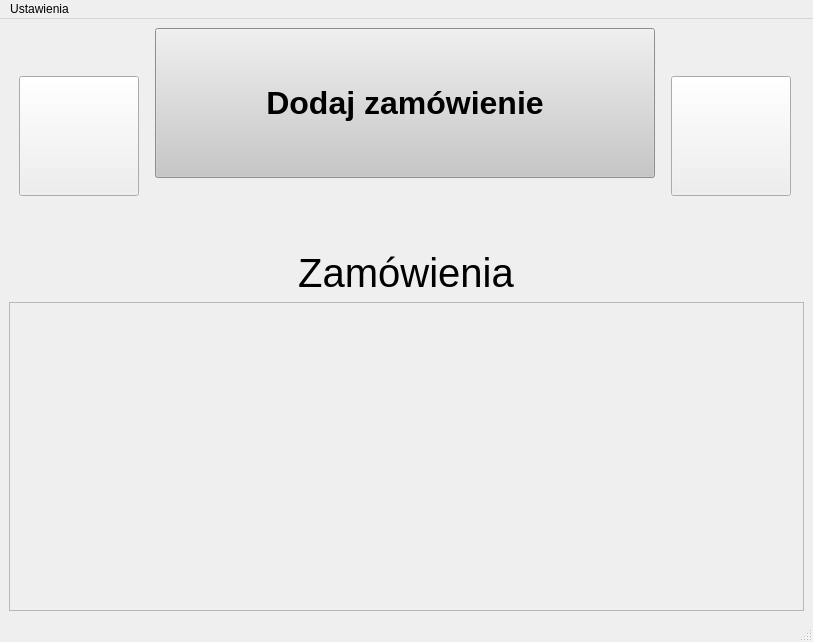
Qt form mainwindow.ui (andreq114/OrdersManager_Client) before a commit.
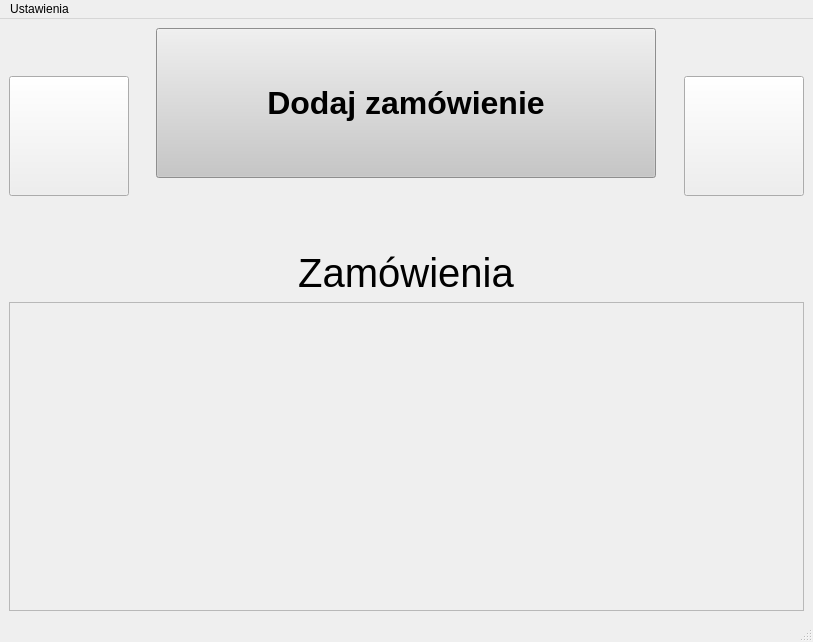
The same form after that commit. Icons and pictures are not drawn.

The edit to the form file:
```diff
--- a/mainwindow.ui
+++ b/mainwindow.ui
@@ -42,6 +42,8 @@
       <item>
        <layout class="QVBoxLayout" name="verticalLayout_2">
         <item>
+         <layout class="QHBoxLayout" name="horizontalLayout_4">
+          <item>
          <widget class="QPushButton" name="addNewOrderButton">
           <property name="minimumSize">
            <size>
@@ -70,6 +72,8 @@
           </property>
          </widget>
         </item>
+         </layout>
+        </item>
         <item>
          <widget class="QLabel" name="nextOrderLabel">
           <property name="minimumSize">
@@ -80,7 +84,7 @@
           </property>
           <property name="maximumSize">
            <size>
-            <width>500</width>
+            <width>600</width>
             <height>60</height>
            </size>
           </property>
```
Left out of the diff: 2 changed lines with no effect on the pictures. Lines whose indentation alone changed are shown as unchanged.
